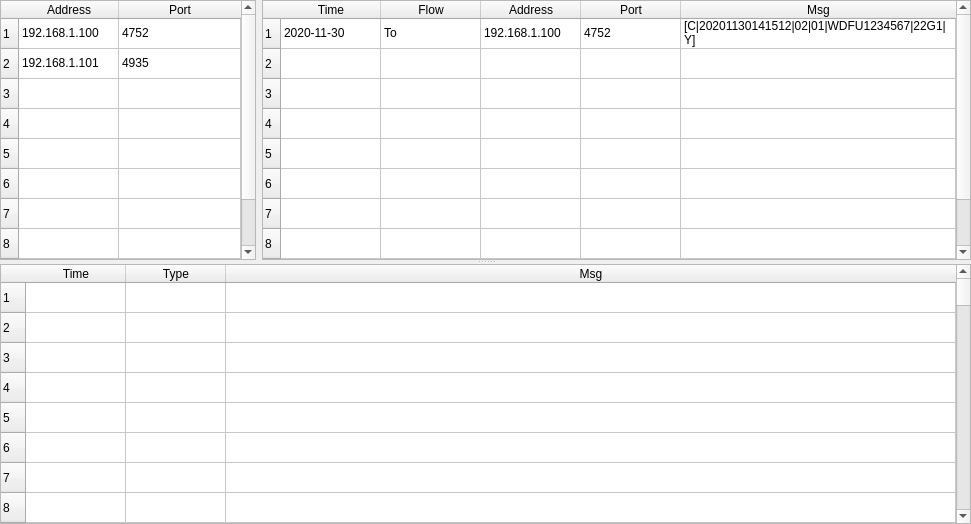
Before: the Qt Designer form Main/Log/data_log_form.ui in 519984307/Container_Multiple_Channels_20200522, drawn with Qt 5.
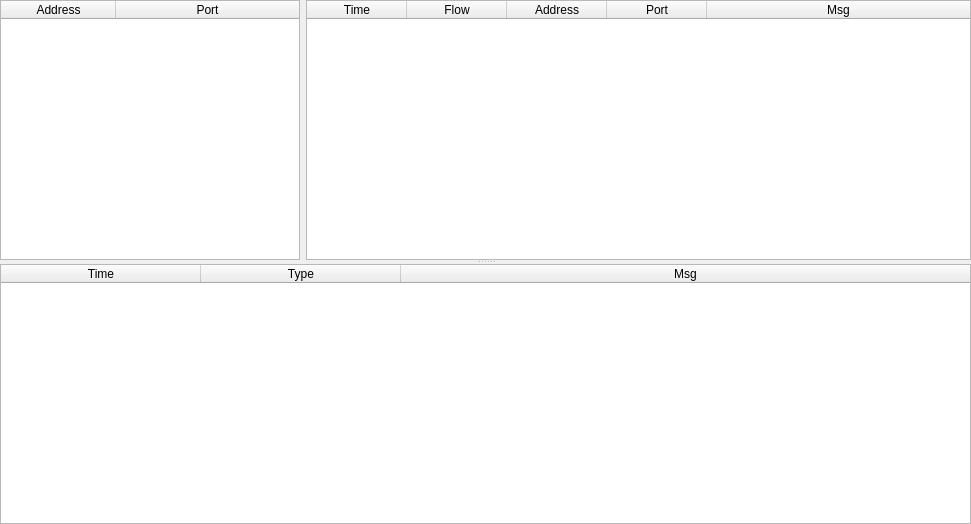
After: the same form once the commit is applied. Icons and pictures are not drawn.

Patch:
```diff
--- a/Main/Log/data_log_form.ui
+++ b/Main/Log/data_log_form.ui
@@ -44,33 +44,24 @@
            <verstretch>0</verstretch>
           </sizepolicy>
          </property>
+         <property name="minimumSize">
+          <size>
+           <width>300</width>
+           <height>0</height>
+          </size>
+         </property>
          <property name="rowCount">
-          <number>10</number>
+          <number>0</number>
          </property>
+         <attribute name="horizontalHeaderDefaultSectionSize">
+          <number>115</number>
+         </attribute>
          <attribute name="horizontalHeaderStretchLastSection">
           <bool>true</bool>
          </attribute>
          <attribute name="verticalHeaderCascadingSectionResizes">
           <bool>false</bool>
          </attribute>
-         <row>
-          <property name="text">
-           <string>1</string>
-          </property>
-         </row>
-         <row>
-          <property name="text">
-           <string>2</string>
-          </property>
-         </row>
-         <row/>
-         <row/>
-         <row/>
-         <row/>
-         <row/>
-         <row/>
-         <row/>
-         <row/>
          <column>
           <property name="text">
            <string>Address</string>
@@ -81,26 +72,6 @@
            <string>Port</string>
           </property>
          </column>
-         <item row="0" column="0">
-          <property name="text">
-           <string>192.168.1.100</string>
-          </property>
-         </item>
-         <item row="0" column="1">
-          <property name="text">
-           <string>4752</string>
-          </property>
-         </item>
-         <item row="1" column="0">
-          <property name="text">
-           <string>192.168.1.101</string>
-          </property>
-         </item>
-         <item row="1" column="1">
-          <property name="text">
-           <string>4935</string>
-          </property>
-         </item>
         </widget>
        </item>
        <item row="0" column="1">
@@ -109,28 +80,17 @@
           <bool>false</bool>
          </property>
          <property name="rowCount">
-          <number>10</number>
+          <number>0</number>
          </property>
          <attribute name="horizontalHeaderStretchLastSection">
           <bool>true</bool>
          </attribute>
+         <attribute name="verticalHeaderVisible">
+          <bool>false</bool>
+         </attribute>
          <attribute name="verticalHeaderStretchLastSection">
           <bool>true</bool>
          </attribute>
-         <row>
-          <property name="text">
-           <string>1</string>
-          </property>
-         </row>
-         <row/>
-         <row/>
-         <row/>
-         <row/>
-         <row/>
-         <row/>
-         <row/>
-         <row/>
-         <row/>
          <column>
           <property name="text">
            <string>Time</string>
@@ -156,142 +116,29 @@
            <string>Msg</string>
           </property>
          </column>
-         <item row="0" column="0">
-          <property name="text">
-           <string>2020-11-30</string>
-          </property>
-         </item>
-         <item row="0" column="1">
-          <property name="text">
-           <string>To</string>
-          </property>
-         </item>
-         <item row="0" column="2">
-          <property name="text">
-           <string>192.168.1.100</string>
-          </property>
-         </item>
-         <item row="0" column="3">
-          <property name="text">
-           <string>4752</string>
-          </property>
-         </item>
-         <item row="0" column="4">
-          <property name="text">
-           <string>[C|20201130141512|02|01|WDFU1234567|22G1|Y]</string>
-          </property>
-         </item>
         </widget>
        </item>
       </layout>
      </widget>
      <widget class="QTableWidget" name="tableWidget_3">
       <property name="rowCount">
-       <number>100</number>
+       <number>0</number>
       </property>
+      <attribute name="horizontalHeaderDefaultSectionSize">
+       <number>200</number>
+      </attribute>
       <attribute name="horizontalHeaderStretchLastSection">
        <bool>true</bool>
       </attribute>
-      <row/>
-      <row/>
-      <row/>
-      <row/>
-      <row/>
-      <row/>
-      <row/>
-      <row/>
-      <row/>
-      <row/>
-      <row/>
-      <row/>
-      <row/>
-      <row/>
-      <row/>
-      <row/>
-      <row/>
-      <row/>
-      <row/>
-      <row/>
-      <row/>
-      <row/>
-      <row/>
-      <row/>
-      <row/>
-      <row/>
-      <row/>
-      <row/>
-      <row/>
-      <row/>
-      <row/>
-      <row/>
-      <row/>
-      <row/>
-      <row/>
-      <row/>
-      <row/>
-      <row/>
-      <row/>
-      <row/>
-      <row/>
-      <row/>
-      <row/>
-      <row/>
-      <row/>
-      <row/>
-      <row/>
-      <row/>
-      <row/>
-      <row/>
-      <row/>
-      <row/>
-      <row/>
-      <row/>
-      <row/>
-      <row/>
-      <row/>
-      <row/>
-      <row/>
-      <row/>
-      <row/>
-      <row/>
-      <row/>
-      <row/>
-      <row/>
-      <row/>
-      <row/>
-      <row/>
-      <row/>
-      <row/>
-      <row/>
-      <row/>
-      <row/>
-      <row/>
-      <row/>
-      <row/>
-      <row/>
-      <row/>
-      <row/>
-      <row/>
-      <row/>
-      <row/>
-      <row/>
-      <row/>
-      <row/>
-      <row/>
-      <row/>
-      <row/>
-      <row/>
-      <row/>
-      <row/>
-      <row/>
-      <row/>
-      <row/>
-      <row/>
-      <row/>
-      <row/>
-      <row/>
-      <row/>
-      <row/>
+      <attribute name="verticalHeaderVisible">
+       <bool>false</bool>
+      </attribute>
+      <attribute name="verticalHeaderShowSortIndicator" stdset="0">
+       <bool>false</bool>
+      </attribute>
+      <attribute name="verticalHeaderStretchLastSection">
+       <bool>false</bool>
+      </attribute>
       <column>
        <property name="text">
         <string>Time</string>
```
Left out of the diff: 12 changed lines with no effect on the pictures.
